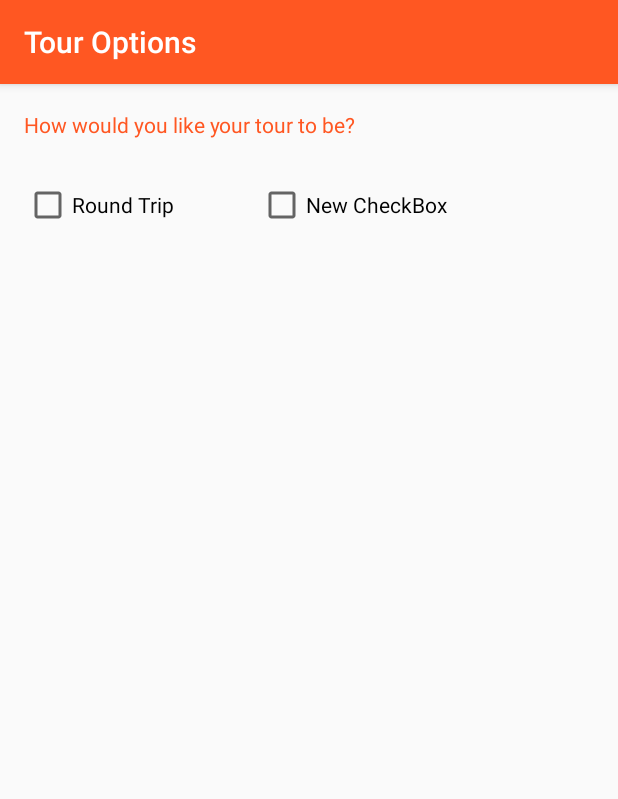
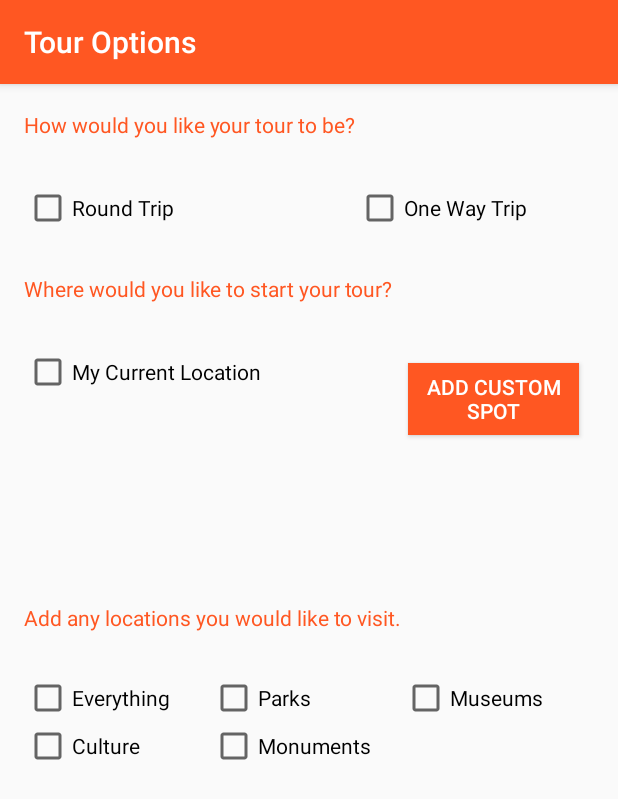
Before and after one commit to CyberneticOwl/TourApp, an Android app: the TourOptions screen opened directly, with no data from a screen before it, on a phone screen of 412 x 824 dp. Shown: the top 799 px of the screen. Run offline under Robolectric (Android 15) with nearby library versions, the phone set to English and light mode, and no system bars.

Commit message:
More custom tour options implemented

```diff
--- a/app/src/main/res/layout/activity_tour_options.xml
+++ b/app/src/main/res/layout/activity_tour_options.xml
@@ -38,21 +38,119 @@
             android:layout_height="wrap_content"
             android:text="Round Trip"
             android:id="@+id/checkBox"
+            android:layout_marginTop="30dp"
             android:layout_below="@+id/textView4"
             android:layout_alignParentLeft="true"
-            android:layout_alignParentStart="true"
-            android:layout_marginTop="28dp" />
+            android:layout_alignParentStart="true" />
 
         <CheckBox
             android:layout_width="wrap_content"
             android:layout_height="wrap_content"
-            android:text="New CheckBox"
+            android:text="One Way Trip"
             android:id="@+id/checkBox2"
-            android:layout_alignBottom="@+id/checkBox"
-            android:layout_toRightOf="@+id/checkBox"
-            android:layout_toEndOf="@+id/checkBox"
-            android:layout_marginLeft="55dp"
-            android:layout_marginStart="55dp" />
+            android:layout_alignTop="@+id/checkBox"
+            android:layout_toRightOf="@+id/textView4"
+            android:layout_toEndOf="@+id/textView4"
+            android:layout_alignBaseline="@+id/checkBox" />
+
+        <TextView
+            android:layout_width="wrap_content"
+            android:layout_height="wrap_content"
+            android:text="Add any locations you would like to visit."
+            android:id="@+id/textView7"
+            android:textColor="@color/colorPrimary"
+            android:layout_centerVertical="true"
+            android:layout_alignParentLeft="true"
+            android:layout_alignParentStart="true" />
+
+        <CheckBox
+            android:layout_width="wrap_content"
+            android:layout_height="wrap_content"
+            android:text="Everything"
+            android:id="@+id/checkBox3"
+            android:layout_marginTop="28dp"
+            android:layout_below="@+id/textView7"
+            android:layout_alignParentLeft="true"
+            android:layout_alignParentStart="true"
+            android:checked="false" />
+
+        <CheckBox
+            android:layout_width="wrap_content"
+            android:layout_height="wrap_content"
+            android:text="Parks"
+            android:id="@+id/checkBox4"
+            android:layout_alignTop="@+id/checkBox3"
+            android:layout_toLeftOf="@+id/checkBox2"
+            android:layout_toStartOf="@+id/checkBox2"
+            android:layout_marginRight="30dp"
+            android:layout_marginEnd="30dp"
+            android:checked="false" />
+
+        <CheckBox
+            android:layout_width="wrap_content"
+            android:layout_height="wrap_content"
+            android:text="Culture"
+            android:id="@+id/checkBox5"
+            android:layout_below="@+id/checkBox3"
+            android:layout_alignParentLeft="true"
+            android:layout_alignParentStart="true"
+            android:checked="false" />
+
+        <CheckBox
+            android:layout_width="wrap_content"
+            android:layout_height="wrap_content"
+            android:text="Monuments"
+            android:id="@+id/checkBox6"
+            android:layout_alignTop="@+id/checkBox5"
+            android:layout_alignLeft="@+id/checkBox4"
+            android:layout_alignStart="@+id/checkBox4"
+            android:checked="false" />
+
+        <CheckBox
+            android:layout_width="wrap_content"
+            android:layout_height="wrap_content"
+            android:text="Museums"
+            android:id="@+id/checkBox7"
+            android:layout_alignTop="@+id/checkBox4"
+            android:layout_toRightOf="@+id/textView7"
+            android:layout_toEndOf="@+id/textView7"
+            android:checked="false" />
+
+        <TextView
+            android:layout_width="wrap_content"
+            android:layout_height="wrap_content"
+            android:text="Where would you like to start your tour?"
+            android:id="@+id/textView8"
+            android:layout_marginTop="28dp"
+            android:textColor="@color/colorPrimary"
+            android:layout_below="@+id/checkBox"
+            android:layout_alignParentLeft="true"
+            android:layout_alignParentStart="true" />
+
+        <CheckBox
+            android:layout_width="wrap_content"
+            android:layout_height="wrap_content"
+            android:text="My Current Location"
+            android:id="@+id/checkBox9"
+            android:layout_below="@+id/textView8"
+            android:layout_alignParentLeft="true"
+            android:layout_alignParentStart="true"
+            android:layout_marginTop="30dp" />
+
+        <Button
+            android:layout_width="wrap_content"
+            android:layout_height="wrap_content"
+            android:text="Add Custom Spot"
+            android:id="@+id/button2"
+            android:background="@color/colorPrimary"
+            android:textColor="#ffffff"
+            android:layout_alignTop="@+id/checkBox9"
+            android:layout_toRightOf="@+id/textView8"
+            android:layout_toEndOf="@+id/textView8"
+            android:layout_marginLeft="10dp"
+            android:layout_marginRight="10dp"
+            android:layout_margin="10dp" />
+
     </RelativeLayout>
 
 </RelativeLayout>
```
